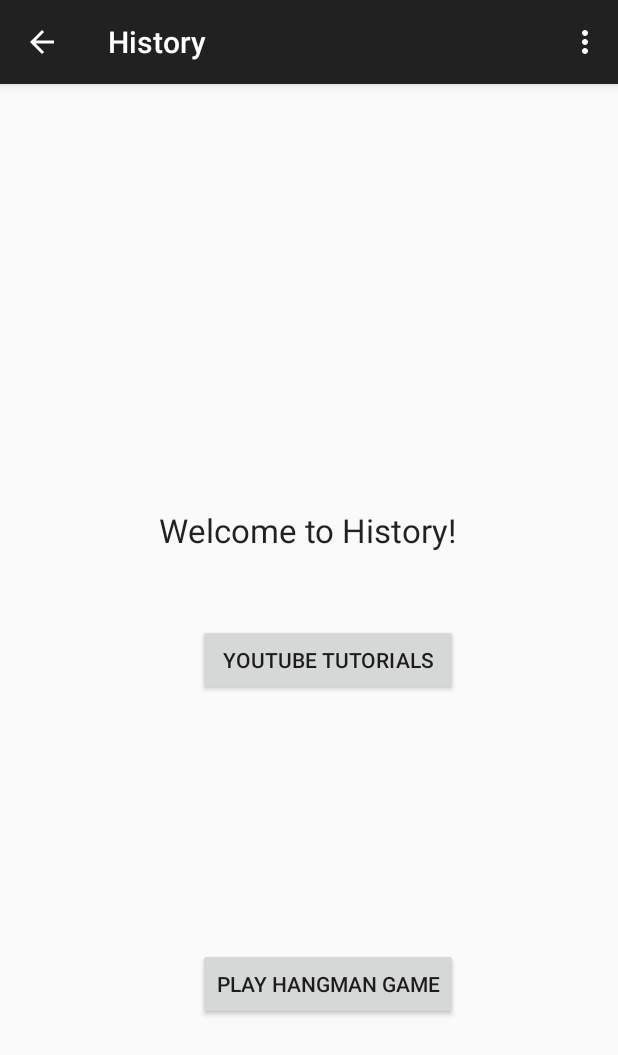
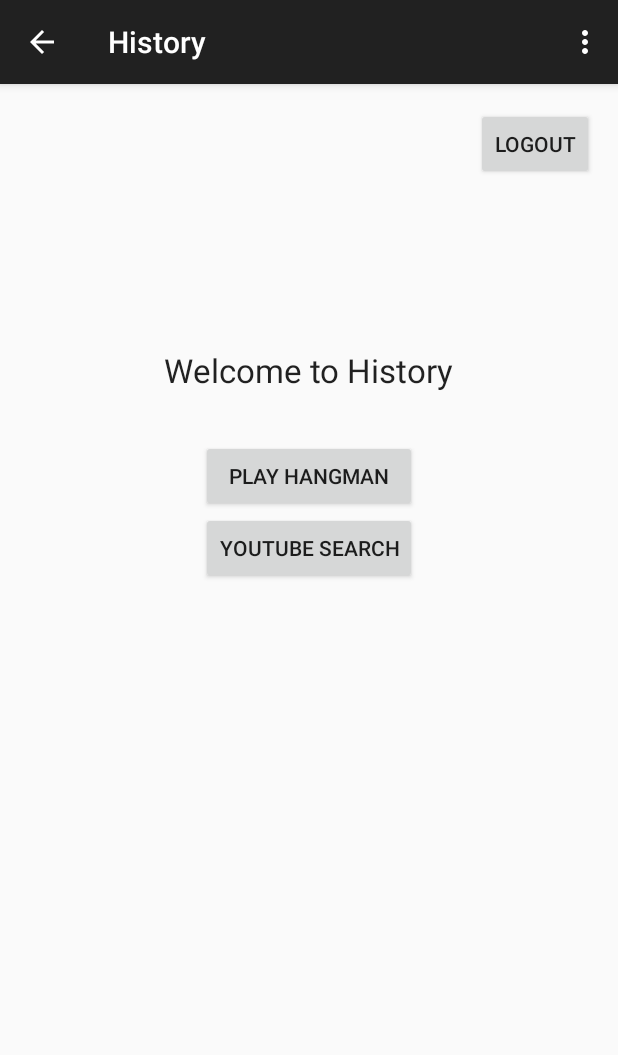
Before and after one commit to IanArb/CraniumApp, an Android app: the History screen opened directly, with no data from a screen before it, on a phone screen of 412 x 824 dp. Shown: the top 1055 px of the screen. Run offline under Robolectric (Android 15) with nearby library versions, the phone set to English and light mode, and no system bars; libraries missing offline, so code that uses them is left out: com.facebook.stetho; 3 statements that could not run were skipped.

Commit message:
Updates:
- Cleaning interface

```diff
--- a/app/src/main/java/com/cranium/ianarbuckle/craniumapp/History.java
+++ b/app/src/main/java/com/cranium/ianarbuckle/craniumapp/History.java
@@ -1,7 +1,12 @@
 package com.cranium.ianarbuckle.craniumapp;
 
+import android.content.IntentSender;
+import android.graphics.Bitmap;
+import android.graphics.BitmapFactory;
+import android.os.AsyncTask;
 import android.support.v7.app.ActionBarActivity;
 import android.os.Bundle;
+import android.util.Log;
 import android.view.Menu;
 import android.view.MenuItem;
 import android.widget.Button;
@@ -10,16 +15,55 @@
 
 import com.facebook.stetho.Stetho;
 
+import com.google.android.gms.common.api.GoogleApiClient;
+import com.google.android.gms.common.api.GoogleApiClient.ConnectionCallbacks;
+import com.google.android.gms.common.api.GoogleApiClient.OnConnectionFailedListener;
+import com.google.android.gms.common.api.ResultCallback;
+import com.google.android.gms.common.api.Status;
+import com.google.android.gms.plus.Plus;
+import com.google.android.gms.plus.model.people.Person;
+import com.facebook.stetho.Stetho;
+import com.google.android.gms.common.ConnectionResult;
+import com.google.android.gms.common.GooglePlayServicesUtil;
+import android.view.View.OnClickListener;
+import android.widget.ImageView;
+import android.widget.LinearLayout;
+import android.widget.TextView;
+import android.widget.Toast;
+
+import java.io.InputStream;
+
 /**
  * The history main menu
  * Author: Ian Arbuckle
  */
 
-public class History extends ActionBarActivity {
+public class History extends ActionBarActivity implements ConnectionCallbacks, OnConnectionFailedListener, OnClickListener{
 
 
     private Button hangmanBtn;
     private Button ytBtn;
+
+    private static final int RC_SIGN_IN = 0;
+    // Logcat tag
+    private static final String TAG = "MainActivity";
+
+    // Profile pic image size in pixels
+    private static final int PROFILE_PIC_SIZE = 400;
+
+    // Google client to interact with Google API
+    private GoogleApiClient mGoogleApiClient;
+
+    private boolean mIntentInProgress;
+
+    private boolean mSignInClicked;
+
+    private ConnectionResult mConnectionResult;
+
+    private Button btnSignOut, btnRevokeAccess;
+    private ImageView imgProfilePic;
+    private TextView txtName;
+    private LinearLayout llProfileLayout;
 
     @Override
     protected void onCreate(Bundle savedInstanceState) {
@@ -34,11 +78,26 @@
         hangmanBtn = (Button) findViewById(R.id.hangmanBtn);
         ytBtn = (Button) findViewById(R.id.ytBtn);
 
+        btnSignOut = (Button) findViewById(R.id.btn_sign_out);
+        imgProfilePic = (ImageView) findViewById(R.id.imgProfilePic);
+        txtName = (TextView) findViewById(R.id.txtName);
+        llProfileLayout = (LinearLayout) findViewById(R.id.llProfile);
 
+
+        // Button click listeners
+        btnSignOut.setOnClickListener(this);
+
+        // Initializing google plus api client
+        mGoogleApiClient = new GoogleApiClient.Builder(this)
+                .addConnectionCallbacks(this)
+                .addOnConnectionFailedListener(this)
+                .addApi(Plus.API)
+                .addScope(Plus.SCOPE_PLUS_LOGIN)
+                .build();
 
     }
 
-    public void OnClick(View view){
+    public void OnClickTabs(View view){
         switch(view.getId()){
             case R.id.hangmanBtn:
                 Intent a = new Intent(this, HangmanActivity.class);
@@ -52,6 +111,195 @@
         }
 
         }
+
+    //Google+ implementation
+
+    @Override
+    protected void onStart() {
+        super.onStart();
+        mGoogleApiClient.connect();
+    }
+
+    @Override
+    protected void onStop() {
+        super.onStop();
+        if(mGoogleApiClient.isConnected()){
+            mGoogleApiClient.disconnect();
+        }
+    }
+
+    @Override
+    public void onClick(View v) {
+        switch(v.getId()){
+            case R.id.btn_sign_out:
+                signOutFromGplus();
+                Intent i = new Intent(this, LoginActivity.class);
+                startActivity(i);
+                break;
+        }
+
+    }
+
+    @Override
+    protected void onActivityResult(int requestCode, int resultCode, Intent data) {
+        super.onActivityResult(requestCode, resultCode, data);
+    }
+
+    @Override
+    public void onConnectionFailed(ConnectionResult result) {
+        if (!result.hasResolution()) {
+            GooglePlayServicesUtil.getErrorDialog(result.getErrorCode(), this,
+                    0).show();
+            return;
+        }
+
+        if (!mIntentInProgress) {
+            // Store the ConnectionResult for later usage
+            mConnectionResult = result;
+
+            if (mSignInClicked) {
+                // The user has already clicked 'sign-in' so we attempt to
+                // resolve all
+                // errors until the user is signed in, or they cancel.
+                resolveSignInError();
+            }
+        }
+
+
+    }
+
+    /**
+     * Method to resolve any signin errors
+     * */
+    private void resolveSignInError() {
+        if (mConnectionResult.hasResolution()) {
+            try {
+                mIntentInProgress = true;
+                mConnectionResult.startResolutionForResult(this, RC_SIGN_IN);
+            } catch (IntentSender.SendIntentException e) {
+                mIntentInProgress = false;
+                mGoogleApiClient.connect();
+            }
+        }
+    }
+
+
+    @Override
+    public void onConnectionSuspended(int i) {
+        mGoogleApiClient.connect();
+        updateUI(false);
+
+    }
+
+    @Override
+
+    public void onConnected(Bundle bundle) {
+        mSignInClicked = false;
+        Toast.makeText(this, "User is connected!", Toast.LENGTH_LONG).show();
+
+        // Get user's information
+        getProfileInformation();
+
+        // Update the UI after signin
+        updateUI(true);
+
+    }
+
+    /**
+     * Updating the UI, showing/hiding buttons and profile layout
+     * */
+    private void updateUI(boolean isSignedIn) {
+        if (isSignedIn) {
+            btnSignOut.setVisibility(View.VISIBLE);
+            llProfileLayout.setVisibility(View.VISIBLE);
+
+        } else {
+            btnSignOut.setVisibility(View.GONE);
+        }
+    }
+
+    /**
+     * Sign-out from google
+     * */
+
+    private void signOutFromGplus() {
+        if (mGoogleApiClient.isConnected()) {
+            Plus.AccountApi.clearDefaultAccount(mGoogleApiClient);
+            mGoogleApiClient.disconnect();
+            mGoogleApiClient.connect();
+            updateUI(false);
+        }
+    }
+
+    /**
+     * Fetching user's information name, email, profile pic
+     * */
+
+    private void getProfileInformation() {
+        try {
+            if (Plus.PeopleApi.getCurrentPerson(mGoogleApiClient) != null) {
+                Person currentPerson = Plus.PeopleApi
+                        .getCurrentPerson(mGoogleApiClient);
+                String personName = currentPerson.getDisplayName();
+                String personPhotoUrl = currentPerson.getImage().getUrl();
+                String personGooglePlusProfile = currentPerson.getUrl();
+                String email = Plus.AccountApi.getAccountName(mGoogleApiClient);
+
+                Log.e(TAG, "Name: " + personName + ", plusProfile: "
+                        + personGooglePlusProfile + ", Image: " + personPhotoUrl);
+
+                txtName.setText(personName);
+
+
+                // by default the profile url gives 50x50 px image only
+                // we can replace the value with whatever dimension we want by
+                // replacing sz=X
+                personPhotoUrl = personPhotoUrl.substring(0,
+                        personPhotoUrl.length() - 2)
+                        + PROFILE_PIC_SIZE;
+
+                new LoadProfileImage(imgProfilePic).execute(personPhotoUrl);
+
+            } else {
+                Toast.makeText(getApplicationContext(),
+                        "Person information is null", Toast.LENGTH_LONG).show();
+            }
+        } catch (Exception e) {
+            e.printStackTrace();
+        }
+    }
+
+    /**
+     * Background Async task to load user profile picture from url
+     * */
+
+    private class LoadProfileImage extends AsyncTask<String, Void, Bitmap> {
+        ImageView bmImage;
+
+        public LoadProfileImage(ImageView bmImage) {
+            this.bmImage = bmImage;
+        }
+
+        protected Bitmap doInBackground(String... urls) {
+            String urldisplay = urls[0];
+            Bitmap mIcon11 = null;
+            try {
+                InputStream in = new java.net.URL(urldisplay).openStream();
+                mIcon11 = BitmapFactory.decodeStream(in);
+            } catch (Exception e) {
+                Log.e("Error", e.getMessage());
+                e.printStackTrace();
+            }
+            return mIcon11;
+        }
+
+        protected void onPostExecute(Bitmap result) {
+            bmImage.setImageBitmap(result);
+        }
+    }
+
+    //End of Google+ Implementation
+
 
 
 
--- a/app/src/main/res/layout/activity_history.xml
+++ b/app/src/main/res/layout/activity_history.xml
@@ -4,13 +4,29 @@
     android:paddingRight="@dimen/activity_horizontal_margin"
     android:paddingTop="@dimen/activity_vertical_margin"
     android:paddingBottom="@dimen/activity_vertical_margin"
-    tools:context="com.cranium.ianarbuckle.craniumapp.History">
+    tools:context="com.cranium.ianarbuckle.craniumapp.History"
+    android:id="@+id/history">
+
+    <Button
+        style="?android:attr/buttonStyleSmall"
+        android:layout_width="wrap_content"
+        android:layout_height="wrap_content"
+        android:text="@string/btn_logout_from_google"
+        android:id="@+id/btn_sign_out"
+        android:layout_alignParentTop="true"
+        android:layout_alignParentRight="true"
+        android:layout_alignParentEnd="true"
+        android:onClick="OnClick" />
 
     <LinearLayout
-        android:layout_width="match_parent"
-        android:layout_height="100dp"
         android:id="@+id/llProfile"
-        android:orientation="horizontal">
+        android:layout_width="fill_parent"
+        android:layout_height="140dp"
+        android:layout_marginBottom="20dp"
+        android:orientation="horizontal"
+        android:weightSum="3"
+        >
+
         <ImageView
             android:id="@+id/imgProfilePic"
             android:layout_width="80dp"
@@ -18,53 +34,59 @@
             android:layout_weight="1"
             />
 
-        <TextView
-            android:id="@+id/txtName"
+        <LinearLayout
             android:layout_width="wrap_content"
             android:layout_height="wrap_content"
-            android:padding="5dp"
-            android:textSize="20dp" />
+            android:layout_marginLeft="10dp"
+            android:orientation="vertical"
+            android:layout_weight="2" >
+
+            <TextView
+                android:id="@+id/txtName"
+                android:layout_width="wrap_content"
+                android:layout_height="wrap_content"
+                android:padding="5dp"
+                android:layout_marginRight="100dp"
+                android:textSize="20dp"
+                android:layout_marginTop="20dp"/>
+        </LinearLayout>
+    </LinearLayout>
+
+    <GridLayout
+        android:layout_width="wrap_content"
+        android:layout_height="fill_parent"
+        android:layout_marginTop="61dp"
+        android:layout_below="@+id/llProfile"
+        android:layout_centerHorizontal="true"
+        android:id="@+id/gridLayout">
 
         <Button
-            android:id="@+id/btn_sign_out"
-            android:layout_width="fill_parent"
+            android:layout_width="wrap_content"
             android:layout_height="wrap_content"
-            android:text="@string/btn_logout_from_google"
-            android:visibility="gone"
-            android:layout_marginBottom="10dp"/>
+            android:text="Youtube Search"
+            android:id="@+id/ytBtn"
+            android:layout_row="1"
+            android:layout_column="0"
+            android:onClick="OnClickTabs"
+            android:layout_rowWeight="0" />
 
-        </LinearLayout>
+        <Button
+            android:layout_width="match_parent"
+            android:layout_height="wrap_content"
+            android:text="Play Hangman"
+            android:id="@+id/hangmanBtn"
+            android:layout_row="0"
+            android:layout_column="0"
+            android:onClick="OnClickTabs" />
+    </GridLayout>
 
     <TextView
         android:layout_width="wrap_content"
         android:layout_height="wrap_content"
         android:textAppearance="?android:attr/textAppearanceLarge"
-        android:text="@string/history_text"
-        android:id="@+id/historyTextView"
-        android:layout_above="@+id/ytBtn"
-        android:layout_centerHorizontal="true"
-        android:layout_marginBottom="48dp" />
+        android:text="Welcome to History"
+        android:id="@+id/hisText"
+        android:layout_below="@+id/llProfile"
+        android:layout_centerHorizontal="true" />
 
-    <Button
-        android:layout_width="wrap_content"
-        android:layout_height="wrap_content"
-        android:text="@string/hangman_btn"
-        android:id="@+id/hangmanBtn"
-        android:onClick="OnClick"
-        android:layout_alignParentBottom="true"
-        android:layout_alignRight="@+id/historyTextView"
-        android:layout_alignEnd="@+id/historyTextView"
-        android:layout_marginBottom="128dp" />
-
-    <Button
-        android:layout_width="wrap_content"
-        android:layout_height="wrap_content"
-        android:text="@string/youtube_text"
-        android:id="@+id/ytBtn"
-        android:onClick="OnClick"
-        android:layout_centerVertical="true"
-        android:layout_alignRight="@+id/historyTextView"
-        android:layout_alignEnd="@+id/historyTextView"
-        android:layout_alignLeft="@+id/hangmanBtn"
-        android:layout_alignStart="@+id/hangmanBtn" />
 </RelativeLayout>
```
